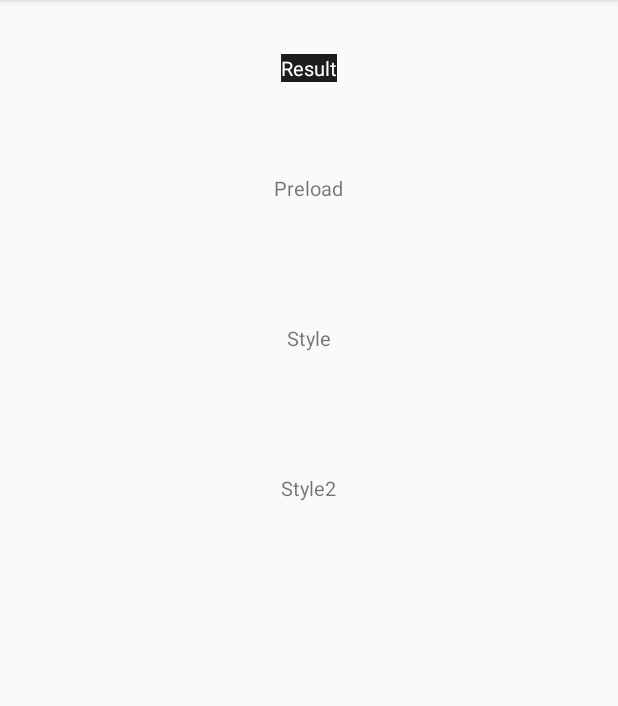
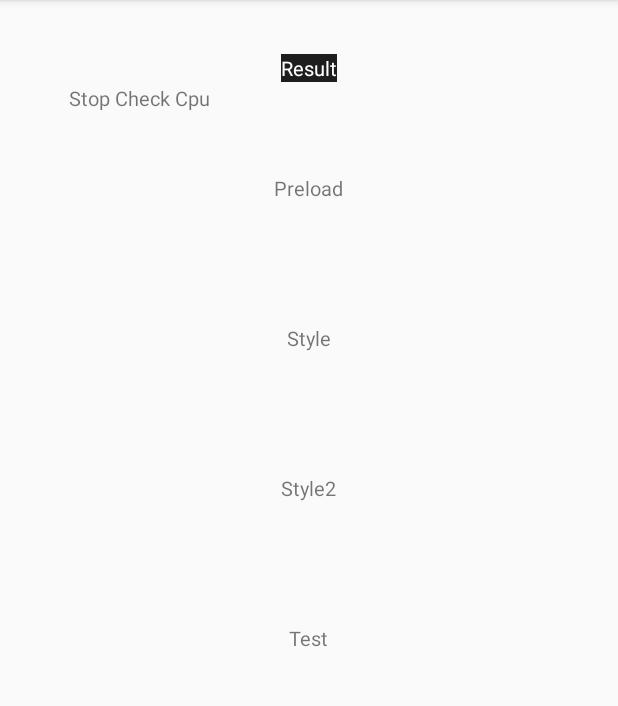
Before and after one commit to wartstone/versa_demo, an Android app: the screen it shows after launch (MainActivity), on a phone screen of 412 x 824 dp, the part 84-790 px from its top. Run offline under Robolectric (Android 15) with nearby library versions, the light colour scheme and no system bars.

Commit message:
Provide cpu check utility which running on separate thread.

```diff
--- a/app/src/main/java/com/hill/versa/MainActivity.java
+++ b/app/src/main/java/com/hill/versa/MainActivity.java
@@ -2,6 +2,7 @@
 
 import android.content.Context;
 import android.content.pm.ApplicationInfo;
+import android.os.Handler;
 import android.os.HandlerThread;
 import android.os.Message;
 import android.support.v7.app.AppCompatActivity;
@@ -10,11 +11,15 @@
 import android.view.View;
 import android.widget.TextView;
 
+import com.hill.versa.utils.VersaUtils;
 import com.versa.lib.Versa;
 import com.versa.lib.VersaBuilder;
 import com.versa.lib.listeners.CompletionListener;
 import com.versa.lib.listeners.ImageSavedListener;
 import com.versa.lib.listeners.ProgressListener;
+
+import java.util.concurrent.atomic.AtomicBoolean;
+import java.util.concurrent.locks.Lock;
 
 public class MainActivity extends AppCompatActivity {
     private String TAG = "hill/MainActivity";
@@ -22,7 +27,12 @@
     private HandlerThread mHandlerThread;
     private StylizeHandler mHandler;
 
-    private TextView tvResult, tvPreload, tvStylize, tvStylize2;
+    private Thread mCheckThread;
+
+    private AtomicBoolean mCheckLock= new AtomicBoolean(true);
+
+    private TextView tvStylize, tvStylize2, tvTest;
+    private TextView tvResult, tvPreload, tvStopCpuCheck;
 
     @Override
     protected void onCreate(Bundle savedInstanceState) {
@@ -34,6 +44,25 @@
         mHandlerThread = new HandlerThread("stylizethread");
         mHandlerThread.start();
         mHandler = new StylizeHandler(mHandlerThread.getLooper(), this);
+
+        mCheckThread = new Thread("checkcputhread") {
+            @Override
+            public void run() {
+                synchronized (mCheckLock) {
+                    while (mCheckLock.get()) {
+                        float usage = VersaUtils.readCpuUsage();
+                        Log.d(TAG, "[CheckCPUThread] cpu usage = " + usage);
+
+                        try {
+                            Thread.sleep(600);
+                        } catch (InterruptedException ex) {
+                            Log.e(TAG, "[CheckCPUThread] get cpu usage error");
+                        }
+                    }
+                }
+            }
+        };
+        mCheckThread.start();
 
         tvResult = (TextView) findViewById(R.id.result);
 
@@ -60,6 +89,22 @@
                 post_stylize(2);
             }
         });
+
+        tvTest = (TextView) findViewById(R.id.test);
+        tvTest.setOnClickListener(new View.OnClickListener() {
+            @Override
+            public void onClick(View view) {
+                test();
+            }
+        });
+
+        tvStopCpuCheck = (TextView) findViewById(R.id.stopcpucheck);
+        tvStopCpuCheck.setOnClickListener(new View.OnClickListener() {
+            @Override
+            public void onClick(View view) {
+                stopCheckCpuThread();
+            }
+        });
     }
 
     private void initialize() {
@@ -75,6 +120,16 @@
         mHandler.sendMessage(msg);
     }
 
+    private void test() {
+        Message msg = Message.obtain();
+        msg.what = StylizeHandler.MSG_TEST;
+        mHandler.sendMessage(msg);
+    }
+
+    private void stopCheckCpuThread() {
+        mCheckLock.set(false);
+    }
+
     @Override
     protected void onDestroy() {
         super.onDestroy();
--- a/app/src/main/java/com/hill/versa/utils/VersaUtils.java
+++ b/app/src/main/java/com/hill/versa/utils/VersaUtils.java
@@ -1,17 +1,57 @@
 package com.hill.versa.utils;
 
+import android.util.Log;
+
 import java.io.File;
+import java.io.IOException;
+import java.io.RandomAccessFile;
 
 /**
  * Created by hill on 17/3/9.
  */
 
 public class VersaUtils {
+    private static final String TAG = "hill/VersaUtils";
 
     private final static int kSystemRootStateUnknow=-1;
     private final static int kSystemRootStateDisable=0;
     private final static int kSystemRootStateEnable=1;
     private static int systemRootState=kSystemRootStateUnknow;
+
+    // cpu usage for all
+    public static float readCpuUsage() {
+        try {
+            RandomAccessFile reader = new RandomAccessFile("/proc/stat", "r");
+            String load = reader.readLine();
+
+            String[] toks = load.split(" ");
+
+            long idle1 = Long.parseLong(toks[5]);
+            long cpu1 = Long.parseLong(toks[2]) + Long.parseLong(toks[3]) + Long.parseLong(toks[4])
+                    + Long.parseLong(toks[6]) + Long.parseLong(toks[7]) + Long.parseLong(toks[8]);
+
+            try {
+                Thread.sleep(360);
+            } catch (Exception e) {}
+
+            reader.seek(0);
+            load = reader.readLine();
+            reader.close();
+
+            toks = load.split(" ");
+
+            long idle2 = Long.parseLong(toks[5]);
+            long cpu2 = Long.parseLong(toks[2]) + Long.parseLong(toks[3]) + Long.parseLong(toks[4])
+                    + Long.parseLong(toks[6]) + Long.parseLong(toks[7]) + Long.parseLong(toks[8]);
+
+            return (float)(cpu2 - cpu1) / ((cpu2 + idle2) - (cpu1 + idle1));
+
+        } catch (IOException ex) {
+            Log.e(TAG, "readCpuUsage exception: " + ex);
+        }
+
+        return 0;
+    }
 
     public static boolean isRootSystem()
     {
--- a/app/src/main/res/layout/activity_main.xml
+++ b/app/src/main/res/layout/activity_main.xml
@@ -9,6 +9,17 @@
     android:paddingRight="@dimen/activity_horizontal_margin"
     android:paddingTop="@dimen/activity_vertical_margin"
     tools:context="com.hill.versa.MainActivity">
+
+    <TextView
+        android:id="@+id/stopcpucheck"
+        android:layout_width="wrap_content"
+        android:layout_height="wrap_content"
+        android:layout_gravity="left"
+        android:layout_marginLeft="30dip"
+        android:layout_marginTop="40dip"
+        android:text="Stop Check Cpu"
+        android:textSize="13sp"
+        android:background="@drawable/bg_textview"/>
 
     <TextView
         android:id="@+id/result"
@@ -50,4 +61,14 @@
         android:text="Style2"
         android:textSize="13sp"
         android:background="@drawable/bg_textview"/>
+
+    <TextView
+        android:id="@+id/test"
+        android:layout_width="wrap_content"
+        android:layout_height="wrap_content"
+        android:layout_gravity="center_horizontal"
+        android:layout_marginTop="400dip"
+        android:text="Test"
+        android:textSize="13sp"
+        android:background="@drawable/bg_textview"/>
 </FrameLayout>
--- a/libv8/src/main/java/com/versa/lib/Versa.java
+++ b/libv8/src/main/java/com/versa/lib/Versa.java
@@ -55,6 +55,10 @@
 
         postStylize(builder.inputImage, builder.outputImage, modelIndex, builder.gpu, builder.useCudnn, builder.imageSize,
                 builder.timing, builder.medianFilter, builder.cudnnBenchmark, builder.backend);
+    }
+
+    public void test() {
+        test(4);
     }
 
     public void destroy(boolean b) {
@@ -138,4 +142,6 @@
 
     private native void setCompletionListener();
 
+    private native void test(int num);
+
 }
```
Also changed, not shown: app/src/main/java/com/hill/versa/StylizeHandler.java (+7 -0 lines), 2 other files.
